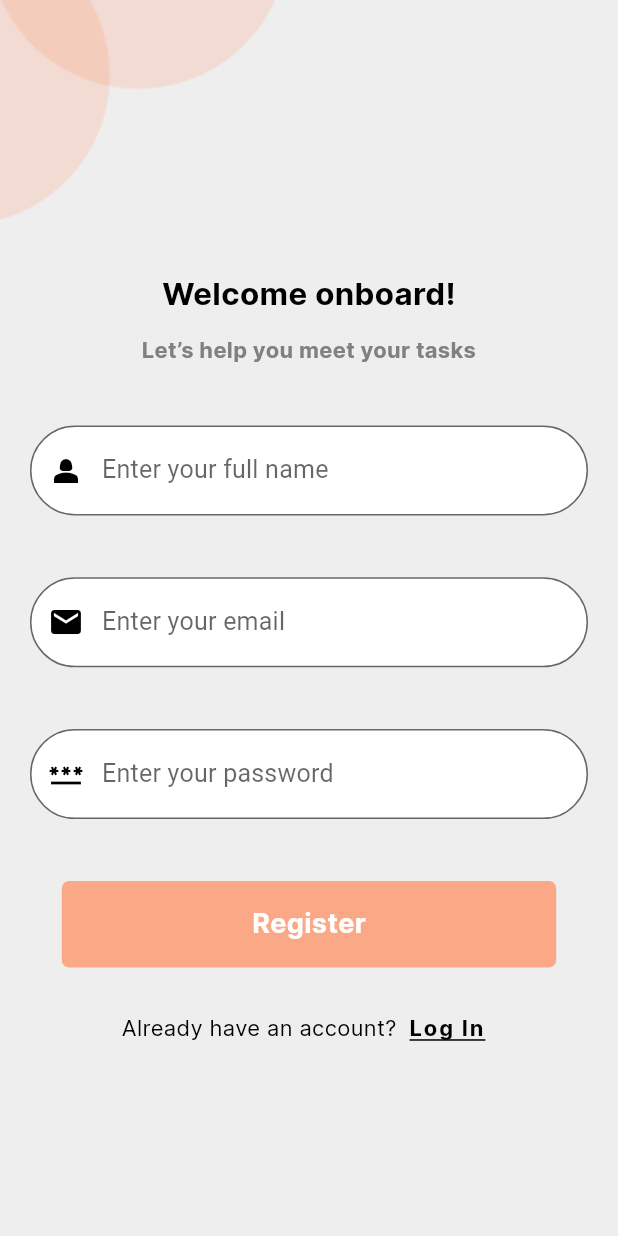
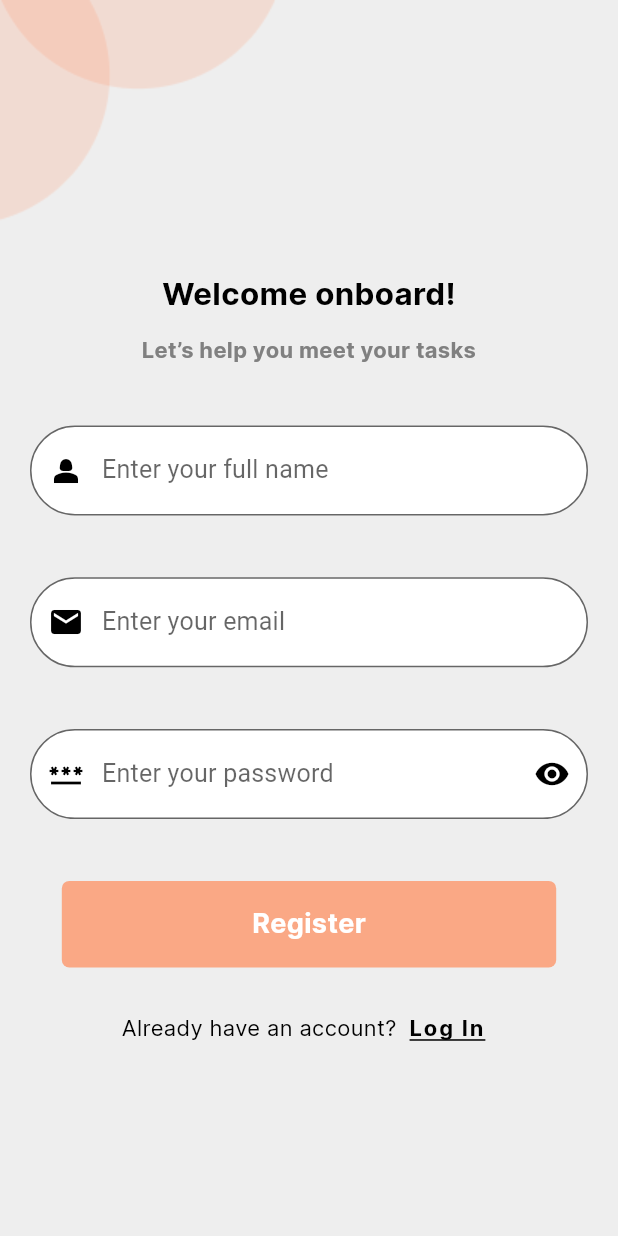
Before and after one commit to muneeb-shahid/Notepad, a Flutter app: the SignUp screen opened directly, on a phone screen of 412 x 824 dp. Run offline on Flutter 3.47's test engine with Material 2 defaults, Android fonts, the phone set to English and light mode, and no system bars; our stand-ins replace cloud_firestore, firebase_auth, firebase_core, flutter_screenutil, get, lottie; accounts and stored records are empty.

Commit message:
Ninth commit

```diff
--- a/lib/main.dart
+++ b/lib/main.dart
@@ -36,8 +36,8 @@ class MyApp extends StatelessWidget {
           theme: ThemeData(
             textTheme: Typography.englishLike2018.apply(fontSizeFactor: 1.sp),
           ),
-          getPages: AppRoutes.appRoutes(),
-          // home: SignUp(),
+          // getPages: AppRoutes.appRoutes(),
+          home: SignUp(),
         );
       },
     );
--- a/lib/view/EmailVerification/EmailVerificationController.dart
+++ b/lib/view/EmailVerification/EmailVerificationController.dart
@@ -36,6 +36,7 @@ class EmailVerification extends StatelessWidget {
                         Image(image: AssetImage("assets/images/shape.png")),
                       ],
                     ),
+
                     Row(
                       mainAxisAlignment: MainAxisAlignment.center,
                       children: [
--- a/lib/view/signUp/signUp.dart
+++ b/lib/view/signUp/signUp.dart
@@ -64,7 +64,8 @@ class SignUp extends StatelessWidget {
                 ),
                 Padding(
                   padding: const EdgeInsets.fromLTRB(20, 0, 20, 0),
-                  child: Form(
+                  child: Obx(
+                    () => Form(
                         key: signUpController.formKey,
                         child: Column(
                           children: [
@@ -73,12 +74,10 @@ class SignUp extends StatelessWidget {
                               controller:
                                   signUpController.NameTextEditingController,
                               keyboardType: TextInputType.name,
+
                               style: TextStyle(
                                   color: Colors_Constants.app_black_color),
                               validator: signUpController.validateName,
-                            // onChanged: (value) {
-                            //   _email = value;
-                            // },
                               decoration: InputDecoration(
                                 filled: true,
                                 fillColor: Colors_Constants.app_white_color,
@@ -103,14 +102,11 @@ class SignUp extends StatelessWidget {
                             ),
                             // Email TextFormField
                             TextFormField(
-                           controller:  signUpController.emailAddress,
+                              controller: signUpController.emailAddress,
                               keyboardType: TextInputType.name,
                               style: TextStyle(
                                   color: Colors_Constants.app_black_color),
                               validator: emailPasswordValidation.validateEmail,
-                            // onChanged: (value) {
-                            //   _email = value;
-                            // },
                               decoration: InputDecoration(
                                 filled: true,
                                 fillColor: Colors_Constants.app_white_color,
@@ -136,14 +132,12 @@ class SignUp extends StatelessWidget {
 
                             // Password TextFormField
                             TextFormField(
-                              controller:  signUpController.password,
-                            keyboardType: TextInputType.name,
+                              obscureText: signUpController.isObscured.value,
+                              controller: signUpController.password,
                               style: TextStyle(
                                   color: Colors_Constants.app_black_color),
-                            validator: emailPasswordValidation.validatePassword,
-                            // onChanged: (value) {
-                            //   _email = value;
-                            // },
+                              validator:
+                                  emailPasswordValidation.validatePassword,
                               decoration: InputDecoration(
                                 filled: true,
                                 fillColor: Colors_Constants.app_white_color,
@@ -161,10 +155,24 @@ class SignUp extends StatelessWidget {
                                         width: 2, color: Colors.white)),
                                 prefixIcon:
                                     Icon(Icons.password, color: Colors.black),
+                                suffixIconColor:
+                                    Colors_Constants.app_black_color,
+                                suffixIcon: GestureDetector(
+                                  onTap: () {
+                                    signUpController
+                                        .toggleObscure(); // Call the _toggleObscure method
+                                  },
+                                  child: Icon(
+                                    signUpController.isObscured.value
+                                        ? Icons.visibility
+                                        : Icons.visibility_off,
+                                  ),
+                                ),
                               ),
                             ),
                           ],
                         )),
+                  ),
                 ),
                 SizedBox(
                   height: heightt * 0.05,
@@ -173,9 +181,7 @@ class SignUp extends StatelessWidget {
                     func: () => signUpController.register(),
                     innerColor: Colors_Constants.app_pink_color,
                     textColor: Colors_Constants.app_white_color,
-                    text: "Register"
-
-                    )
+                    text: "Register")
               ]),
               SizedBox(
                 height: heightt * 0.02,
```
Also changed, not shown: lib/controller/SignUpController/SignUpController.dart (+29 -1 lines). Lines whose indentation alone changed are shown as unchanged.
